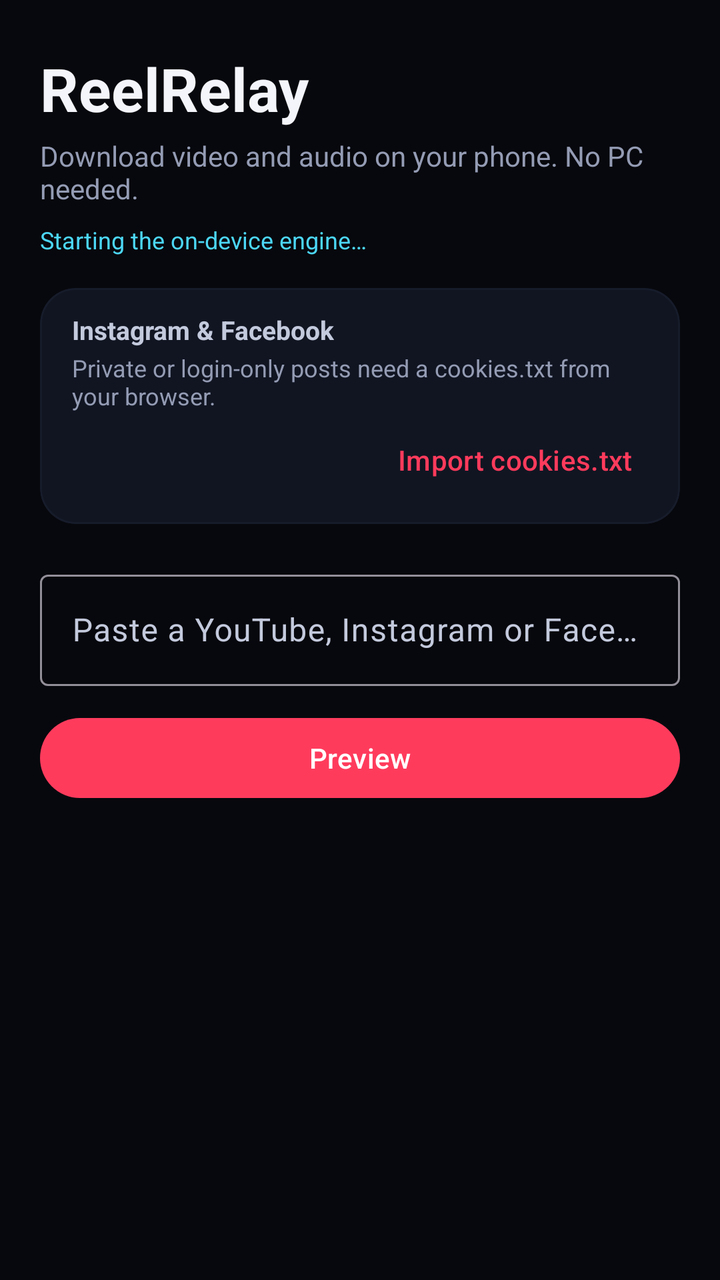
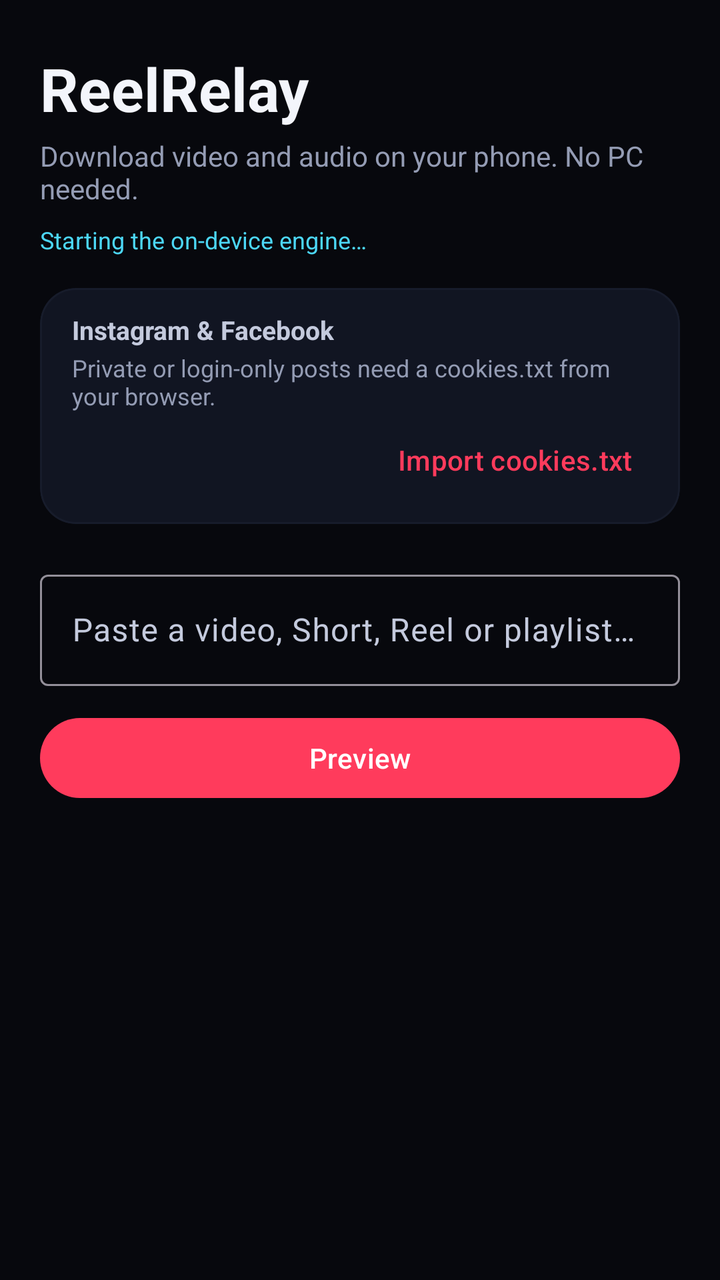

Screens rendered from an Android XML layout before and after an edit, with the pre-edit source and the edit as a unified diff.
<!-- AndroidManifest.xml: application theme Theme.ReelRelay -->
<!-- res/layout/activity_main.xml -->
<?xml version="1.0" encoding="utf-8"?>
<androidx.core.widget.NestedScrollView xmlns:android="http://schemas.android.com/apk/res/android"
    xmlns:app="http://schemas.android.com/apk/res-auto"
    android:layout_width="match_parent"
    android:layout_height="match_parent"
    android:background="@color/rr_bg"
    android:fillViewport="true">

    <LinearLayout
        android:layout_width="match_parent"
        android:layout_height="wrap_content"
        android:orientation="vertical"
        android:paddingStart="20dp"
        android:paddingTop="24dp"
        android:paddingEnd="20dp"
        android:paddingBottom="40dp">

        <TextView
            android:layout_width="wrap_content"
            android:layout_height="wrap_content"
            android:text="@string/app_name"
            android:textColor="@color/rr_text"
            android:textSize="30sp"
            android:textStyle="bold" />

        <TextView
            android:layout_width="match_parent"
            android:layout_height="wrap_content"
            android:layout_marginTop="4dp"
            android:text="@string/tagline"
            android:textColor="@color/rr_muted"
            android:textSize="14sp" />

        <TextView
            android:id="@+id/engineStatus"
            android:layout_width="match_parent"
            android:layout_height="wrap_content"
            android:layout_marginTop="8dp"
            android:text="@string/startup"
            android:textColor="@color/rr_cyan"
            android:textSize="12sp" />

        <com.google.android.material.card.MaterialCardView
            android:layout_width="match_parent"
            android:layout_height="wrap_content"
            android:layout_marginTop="16dp"
            app:cardBackgroundColor="@color/rr_surface"
            app:cardCornerRadius="18dp"
            app:cardElevation="0dp"
            app:strokeColor="@color/rr_surface_soft"
            app:strokeWidth="1dp">

            <LinearLayout
                android:layout_width="match_parent"
                android:layout_height="wrap_content"
                android:orientation="vertical"
                android:paddingStart="16dp"
                android:paddingTop="12dp"
                android:paddingEnd="12dp"
                android:paddingBottom="8dp">

                <TextView
                    android:layout_width="wrap_content"
                    android:layout_height="wrap_content"
                    android:text="@string/cookies_title"
                    android:textColor="@color/rr_text_soft"
                    android:textSize="13sp"
                    android:textStyle="bold" />

                <TextView
                    android:id="@+id/cookiesStatus"
                    android:layout_width="match_parent"
                    android:layout_height="wrap_content"
                    android:layout_marginTop="2dp"
                    android:text="@string/cookies_missing"
                    android:textColor="@color/rr_muted"
                    android:textSize="12sp" />

                <LinearLayout
                    android:layout_width="match_parent"
                    android:layout_height="wrap_content"
                    android:gravity="end"
                    android:orientation="horizontal">

                    <com.google.android.material.button.MaterialButton
                        android:id="@+id/cookiesButton"
                        style="@style/Widget.Material3.Button.TextButton"
                        android:layout_width="wrap_content"
                        android:layout_height="wrap_content"
                        android:text="@string/cookies_import" />

                    <com.google.android.material.button.MaterialButton
                        android:id="@+id/cookiesClearButton"
                        style="@style/Widget.Material3.Button.TextButton"
                        android:layout_width="wrap_content"
                        android:layout_height="wrap_content"
                        android:text="@string/cookies_clear"
                        android:visibility="gone" />
                </LinearLayout>
            </LinearLayout>
        </com.google.android.material.card.MaterialCardView>

        <com.google.android.material.textfield.TextInputLayout
            android:id="@+id/urlLayout"
            style="@style/Widget.Material3.TextInputLayout.OutlinedBox"
            android:layout_width="match_parent"
            android:layout_height="wrap_content"
            android:layout_marginTop="20dp"
            android:hint="@string/url_hint">

            <com.google.android.material.textfield.TextInputEditText
                android:id="@+id/urlInput"
                android:layout_width="match_parent"
                android:layout_height="wrap_content"
                android:imeOptions="actionGo"
                android:inputType="textUri"
                android:maxLines="1" />
        </com.google.android.material.textfield.TextInputLayout>

        <com.google.android.material.button.MaterialButton
            android:id="@+id/previewButton"
            android:layout_width="match_parent"
            android:layout_height="wrap_content"
            android:layout_marginTop="12dp"
            android:text="@string/preview" />

        <ProgressBar
            android:id="@+id/loadingBar"
            style="?android:attr/progressBarStyleHorizontal"
            android:layout_width="match_parent"
            android:layout_height="wrap_content"
            android:layout_marginTop="8dp"
            android:indeterminate="true"
            android:visibility="gone" />

        <com.google.android.material.card.MaterialCardView
            android:id="@+id/mediaCard"
            android:layout_width="match_parent"
            android:layout_height="wrap_content"
            android:layout_marginTop="18dp"
            android:visibility="gone"
            app:cardBackgroundColor="@color/rr_surface"
            app:cardCornerRadius="22dp"
            app:cardElevation="0dp"
            app:strokeColor="@color/rr_surface_soft"
            app:strokeWidth="1dp">

            <LinearLayout
                android:layout_width="match_parent"
                android:layout_height="wrap_content"
                android:orientation="vertical">

                <com.google.android.material.imageview.ShapeableImageView
                    android:id="@+id/thumbnail"
                    android:layout_width="match_parent"
                    android:layout_height="180dp"
                    android:contentDescription="@string/preview"
                    android:scaleType="centerCrop" />

                <LinearLayout
                    android:layout_width="match_parent"
                    android:layout_height="wrap_content"
                    android:orientation="vertical"
                    android:padding="16dp">

                    <TextView
                        android:id="@+id/titleText"
                        android:layout_width="match_parent"
                        android:layout_height="wrap_content"
                        android:ellipsize="end"
                        android:maxLines="3"
                        android:textColor="@color/rr_text"
                        android:textSize="18sp"
                        android:textStyle="bold" />

                    <TextView
                        android:id="@+id/uploaderText"
                        android:layout_width="match_parent"
                        android:layout_height="wrap_content"
                        android:layout_marginTop="4dp"
                        android:textColor="@color/rr_text_soft"
                        android:textSize="14sp" />

                    <TextView
                        android:id="@+id/metaText"
                        android:layout_width="match_parent"
                        android:layout_height="wrap_content"
                        android:layout_marginTop="2dp"
                        android:textColor="@color/rr_muted"
                        android:textSize="12sp" />

                    <androidx.media3.ui.PlayerView
                        android:id="@+id/playerView"
                        android:layout_width="match_parent"
                        android:layout_height="220dp"
                        android:layout_marginTop="12dp"
                        android:background="@android:color/black"
                        android:visibility="gone"
                        app:resize_mode="fit"
                        app:use_controller="true" />

                    <TextView
                        android:id="@+id/previewUnavailable"
                        android:layout_width="match_parent"
                        android:layout_height="wrap_content"
                        android:layout_marginTop="12dp"
                        android:text="@string/preview_unavailable"
                        android:textColor="@color/rr_muted"
                        android:textSize="13sp"
                        android:visibility="gone" />
                </LinearLayout>
            </LinearLayout>
        </com.google.android.material.card.MaterialCardView>

        <com.google.android.material.textfield.TextInputLayout
            android:id="@+id/formatLayout"
            style="@style/Widget.Material3.TextInputLayout.OutlinedBox.ExposedDropdownMenu"
            android:layout_width="match_parent"
            android:layout_height="wrap_content"
            android:layout_marginTop="18dp"
            android:hint="@string/format_hint"
            android:visibility="gone">

            <com.google.android.material.textfield.MaterialAutoCompleteTextView
                android:id="@+id/formatInput"
                android:layout_width="match_parent"
                android:layout_height="wrap_content"
                android:inputType="none" />
        </com.google.android.material.textfield.TextInputLayout>

        <com.google.android.material.button.MaterialButton
            android:id="@+id/downloadButton"
            android:layout_width="match_parent"
            android:layout_height="wrap_content"
            android:layout_marginTop="14dp"
            android:text="@string/download"
            android:visibility="gone" />

        <com.google.android.material.progressindicator.LinearProgressIndicator
            android:id="@+id/downloadProgress"
            android:layout_width="match_parent"
            android:layout_height="wrap_content"
            android:layout_marginTop="14dp"
            android:max="100"
            android:visibility="gone"
            app:trackCornerRadius="6dp" />

        <TextView
            android:id="@+id/statusText"
            android:layout_width="match_parent"
            android:layout_height="wrap_content"
            android:layout_marginTop="10dp"
            android:textColor="@color/rr_text_soft"
            android:textSize="13sp" />

        <com.google.android.material.button.MaterialButton
            android:id="@+id/cancelButton"
            style="@style/Widget.Material3.Button.TextButton"
            android:layout_width="wrap_content"
            android:layout_height="wrap_content"
            android:layout_gravity="end"
            android:layout_marginTop="4dp"
            android:text="@string/cancel"
            android:visibility="gone" />
    </LinearLayout>
</androidx.core.widget.NestedScrollView>
<!-- resources referenced by this layout -->
<resources>
  <color name="rr_bg">#07080D</color>
  <color name="rr_cyan">#4CD7F6</color>
  <color name="rr_muted">#949CB4</color>
  <color name="rr_surface">#111522</color>
  <color name="rr_surface_soft">#171C2B</color>
  <color name="rr_text">#F3F5FB</color>
  <color name="rr_text_soft">#C4CADD</color>
  <string name="app_name">ReelRelay</string>
  <string name="cancel">Cancel download</string>
  <string name="cookies_clear">Remove</string>
  <string name="cookies_import">Import cookies.txt</string>
  <string name="cookies_missing">Private or login-only posts need a cookies.txt from your browser.</string>
  <string name="cookies_title">Instagram &amp; Facebook</string>
  <string name="download">Download</string>
  <string name="format_hint">Choose a format</string>
  <string name="preview">Preview</string>
  <string name="preview_unavailable">Inline preview is not available for this link. You can still download it.</string>
  <string name="startup">Starting the on-device engine…</string>
  <string name="tagline">Download video and audio on your phone. No PC needed.</string>
  <string name="url_hint">Paste a YouTube, Instagram or Facebook link</string>
  <style name="Theme.ReelRelay" parent="Theme.Material3.Dark.NoActionBar">
          <item name="colorPrimary">@color/rr_rose</item>
          <item name="colorOnPrimary">@color/rr_white</item>
          <item name="colorPrimaryContainer">@color/rr_rose</item>
          <item name="colorOnPrimaryContainer">@color/rr_white</item>
          <item name="colorSecondary">@color/rr_cyan</item>
          <item name="colorOnSecondary">@color/rr_bg</item>
          <item name="android:colorBackground">@color/rr_bg</item>
          <item name="colorSurface">@color/rr_surface</item>
          <item name="colorOnSurface">@color/rr_text</item>
          <item name="colorSurfaceVariant">@color/rr_surface_soft</item>
          <item name="colorOnSurfaceVariant">@color/rr_text_soft</item>
          <item name="android:statusBarColor">@color/rr_bg</item>
          <item name="android:navigationBarColor">@color/rr_bg</item>
          <item name="android:windowLightStatusBar">false</item>
      </style>
  <color name="rr_rose">#FF3B5C</color>
  <color name="rr_white">#FFFFFF</color>
</resources>

<!-- the commit's change to res/layout/activity_main.xml (unified diff, before → after) -->
@@ -189,6 +189,16 @@
                         android:textColor="@color/rr_muted"
                         android:textSize="12sp" />
 
+                    <TextView
+                        android:id="@+id/playlistText"
+                        android:layout_width="match_parent"
+                        android:layout_height="wrap_content"
+                        android:layout_marginTop="8dp"
+                        android:lineSpacingExtra="2dp"
+                        android:textColor="@color/rr_text_soft"
+                        android:textSize="13sp"
+                        android:visibility="gone" />
+
                     <androidx.media3.ui.PlayerView
                         android:id="@+id/playerView"
                         android:layout_width="match_parent"
<!-- resource entries referenced after the edit -->
@@ -19,7 +19,7 @@
   <string name="preview_unavailable">Inline preview is not available for this link. You can still download it.</string>
   <string name="startup">Starting the on-device engine…</string>
   <string name="tagline">Download video and audio on your phone. No PC needed.</string>
-  <string name="url_hint">Paste a YouTube, Instagram or Facebook link</string>
+  <string name="url_hint">Paste a video, Short, Reel or playlist link</string>
   <style name="Theme.ReelRelay" parent="Theme.Material3.Dark.NoActionBar">
           <item name="colorPrimary">@color/rr_rose</item>
           <item name="colorOnPrimary">@color/rr_white</item>
